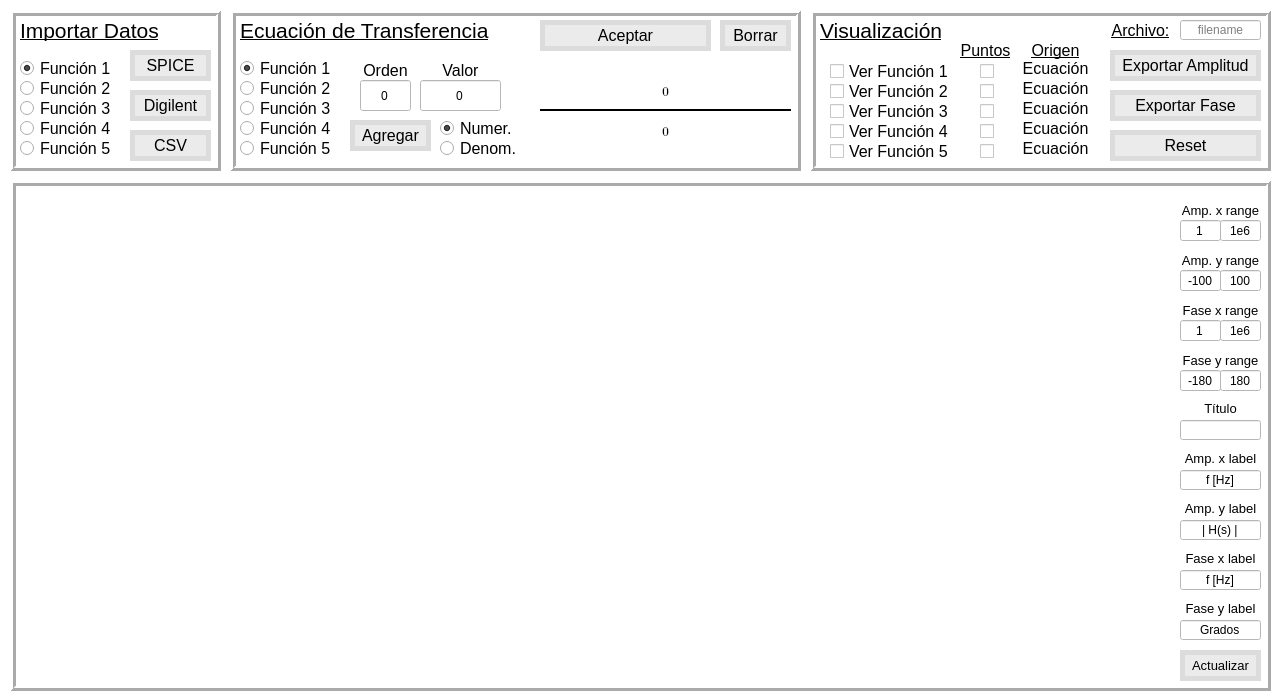
pabgonzalez/Plot_Tool, file ui/mainwindow.ui: the form before one commit.
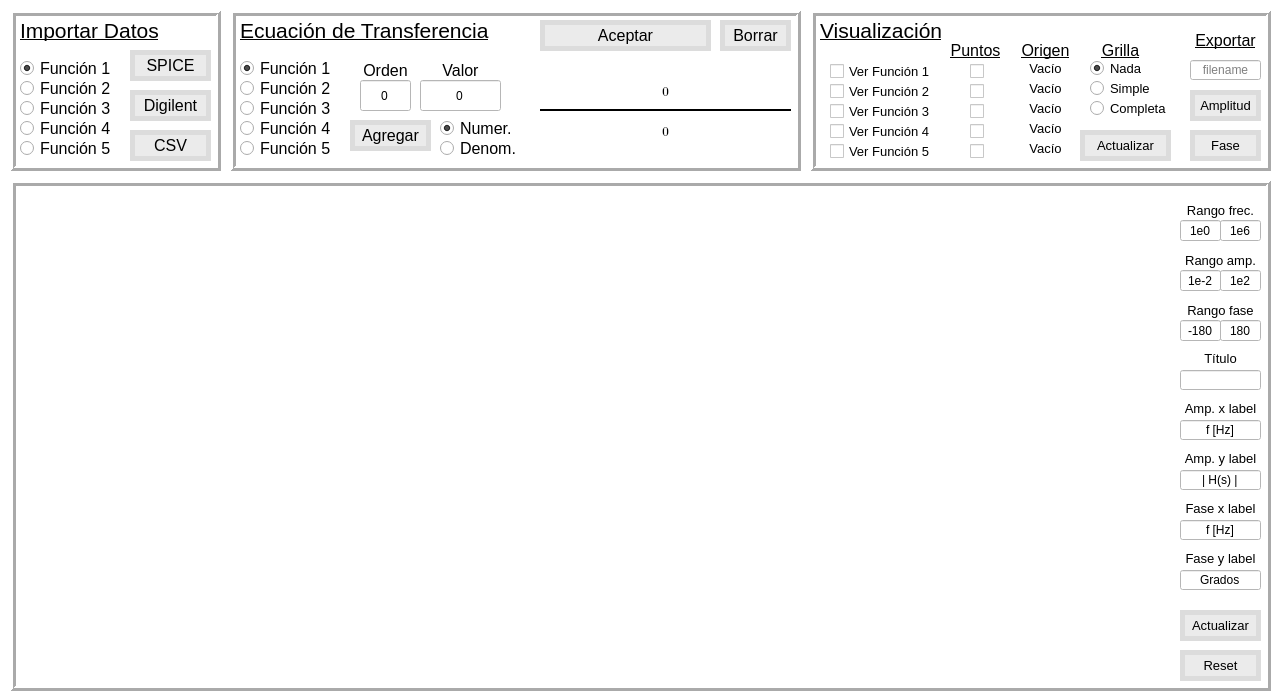
The form after the commit.

The edit to the form file:
```diff
--- a/ui/mainwindow.ui
+++ b/ui/mainwindow.ui
@@ -834,48 +834,15 @@
     <widget class="QPushButton" name="saveamp">
      <property name="geometry">
       <rect>
-       <x>300</x>
-       <y>40</y>
-       <width>151</width>
-       <height>31</height>
-      </rect>
-     </property>
-     <property name="font">
-      <font>
-       <pointsize>12</pointsize>
-      </font>
-     </property>
-     <property name="styleSheet">
-      <string notr="true">background-color: rgb(235, 235, 235);
- border-style: solid;
- border-width:5px;
- border-color: rgb(220, 220, 220);</string>
-     </property>
-     <property name="text">
-      <string>Exportar Amplitud</string>
-     </property>
-     <property name="autoDefault">
-      <bool>false</bool>
-     </property>
-     <property name="default">
-      <bool>false</bool>
-     </property>
-     <property name="flat">
-      <bool>false</bool>
-     </property>
-    </widget>
-    <widget class="QPushButton" name="savephase">
-     <property name="geometry">
-      <rect>
-       <x>300</x>
+       <x>380</x>
        <y>80</y>
-       <width>151</width>
+       <width>71</width>
        <height>31</height>
       </rect>
      </property>
      <property name="font">
       <font>
-       <pointsize>12</pointsize>
+       <pointsize>10</pointsize>
       </font>
      </property>
      <property name="styleSheet">
@@ -885,7 +852,40 @@
  border-color: rgb(220, 220, 220);</string>
      </property>
      <property name="text">
-      <string>Exportar Fase</string>
+      <string>Amplitud</string>
+     </property>
+     <property name="autoDefault">
+      <bool>false</bool>
+     </property>
+     <property name="default">
+      <bool>false</bool>
+     </property>
+     <property name="flat">
+      <bool>false</bool>
+     </property>
+    </widget>
+    <widget class="QPushButton" name="savephase">
+     <property name="geometry">
+      <rect>
+       <x>380</x>
+       <y>120</y>
+       <width>71</width>
+       <height>31</height>
+      </rect>
+     </property>
+     <property name="font">
+      <font>
+       <pointsize>10</pointsize>
+      </font>
+     </property>
+     <property name="styleSheet">
+      <string notr="true">background-color: rgb(235, 235, 235);
+ border-style: solid;
+ border-width:5px;
+ border-color: rgb(220, 220, 220);</string>
+     </property>
+     <property name="text">
+      <string>Fase</string>
      </property>
      <property name="autoDefault">
       <bool>false</bool>
@@ -900,9 +900,9 @@
     <widget class="QLabel" name="exportlabel">
      <property name="geometry">
       <rect>
-       <x>300</x>
-       <y>10</y>
-       <width>61</width>
+       <x>380</x>
+       <y>20</y>
+       <width>71</width>
        <height>21</height>
       </rect>
      </property>
@@ -913,7 +913,7 @@
       </font>
      </property>
      <property name="text">
-      <string>Archivo:</string>
+      <string>Exportar</string>
      </property>
      <property name="alignment">
       <set>Qt::AlignCenter</set>
@@ -930,7 +930,7 @@
      </property>
      <property name="font">
       <font>
-       <pointsize>12</pointsize>
+       <pointsize>10</pointsize>
       </font>
      </property>
      <property name="text">
@@ -948,7 +948,7 @@
      </property>
      <property name="font">
       <font>
-       <pointsize>12</pointsize>
+       <pointsize>10</pointsize>
       </font>
      </property>
      <property name="text">
@@ -966,7 +966,7 @@
      </property>
      <property name="font">
       <font>
-       <pointsize>12</pointsize>
+       <pointsize>10</pointsize>
       </font>
      </property>
      <property name="text">
@@ -984,7 +984,7 @@
      </property>
      <property name="font">
       <font>
-       <pointsize>12</pointsize>
+       <pointsize>10</pointsize>
       </font>
      </property>
      <property name="text">
@@ -1002,7 +1002,7 @@
      </property>
      <property name="font">
       <font>
-       <pointsize>12</pointsize>
+       <pointsize>10</pointsize>
       </font>
      </property>
      <property name="text">
@@ -1012,7 +1012,7 @@
     <widget class="QLabel" name="pointslabel">
      <property name="geometry">
       <rect>
-       <x>150</x>
+       <x>140</x>
        <y>30</y>
        <width>51</width>
        <height>21</height>
@@ -1034,7 +1034,7 @@
     <widget class="QCheckBox" name="checkp1">
      <property name="geometry">
       <rect>
-       <x>170</x>
+       <x>160</x>
        <y>50</y>
        <width>16</width>
        <height>23</height>
@@ -1052,7 +1052,7 @@
     <widget class="QCheckBox" name="checkp2">
      <property name="geometry">
       <rect>
-       <x>170</x>
+       <x>160</x>
        <y>70</y>
        <width>16</width>
        <height>23</height>
@@ -1070,7 +1070,7 @@
     <widget class="QCheckBox" name="checkp3">
      <property name="geometry">
       <rect>
-       <x>170</x>
+       <x>160</x>
        <y>90</y>
        <width>16</width>
        <height>23</height>
@@ -1088,7 +1088,7 @@
     <widget class="QCheckBox" name="checkp4">
      <property name="geometry">
       <rect>
-       <x>170</x>
+       <x>160</x>
        <y>110</y>
        <width>16</width>
        <height>23</height>
@@ -1106,7 +1106,7 @@
     <widget class="QCheckBox" name="checkp5">
      <property name="geometry">
       <rect>
-       <x>170</x>
+       <x>160</x>
        <y>130</y>
        <width>16</width>
        <height>23</height>
@@ -1124,7 +1124,7 @@
     <widget class="QLabel" name="originlabel">
      <property name="geometry">
       <rect>
-       <x>210</x>
+       <x>200</x>
        <y>30</y>
        <width>71</width>
        <height>21</height>
@@ -1146,7 +1146,7 @@
     <widget class="QLabel" name="origin1">
      <property name="geometry">
       <rect>
-       <x>210</x>
+       <x>200</x>
        <y>50</y>
        <width>71</width>
        <height>16</height>
@@ -1154,11 +1154,11 @@
      </property>
      <property name="font">
       <font>
-       <pointsize>12</pointsize>
+       <pointsize>10</pointsize>
       </font>
      </property>
      <property name="text">
-      <string>Ecuación</string>
+      <string>Vacío</string>
      </property>
      <property name="alignment">
       <set>Qt::AlignCenter</set>
@@ -1167,7 +1167,7 @@
     <widget class="QLabel" name="origin2">
      <property name="geometry">
       <rect>
-       <x>210</x>
+       <x>200</x>
        <y>70</y>
        <width>71</width>
        <height>16</height>
@@ -1175,11 +1175,11 @@
      </property>
      <property name="font">
       <font>
-       <pointsize>12</pointsize>
+       <pointsize>10</pointsize>
       </font>
      </property>
      <property name="text">
-      <string>Ecuación</string>
+      <string>Vacío</string>
      </property>
      <property name="alignment">
       <set>Qt::AlignCenter</set>
@@ -1188,7 +1188,7 @@
     <widget class="QLabel" name="origin3">
      <property name="geometry">
       <rect>
-       <x>210</x>
+       <x>200</x>
        <y>90</y>
        <width>71</width>
        <height>16</height>
@@ -1196,11 +1196,11 @@
      </property>
      <property name="font">
       <font>
-       <pointsize>12</pointsize>
+       <pointsize>10</pointsize>
       </font>
      </property>
      <property name="text">
-      <string>Ecuación</string>
+      <string>Vacío</string>
      </property>
      <property name="alignment">
       <set>Qt::AlignCenter</set>
@@ -1209,7 +1209,7 @@
     <widget class="QLabel" name="origin4">
      <property name="geometry">
       <rect>
-       <x>210</x>
+       <x>200</x>
        <y>110</y>
        <width>71</width>
        <height>16</height>
@@ -1217,11 +1217,11 @@
      </property>
      <property name="font">
       <font>
-       <pointsize>12</pointsize>
+       <pointsize>10</pointsize>
       </font>
      </property>
      <property name="text">
-      <string>Ecuación</string>
+      <string>Vacío</string>
      </property>
      <property name="alignment">
       <set>Qt::AlignCenter</set>
@@ -1230,7 +1230,7 @@
     <widget class="QLabel" name="origin5">
      <property name="geometry">
       <rect>
-       <x>210</x>
+       <x>200</x>
        <y>130</y>
        <width>71</width>
        <height>16</height>
@@ -1238,11 +1238,11 @@
      </property>
      <property name="font">
       <font>
-       <pointsize>12</pointsize>
+       <pointsize>10</pointsize>
       </font>
      </property>
      <property name="text">
-      <string>Ecuación</string>
+      <string>Vacío</string>
      </property>
      <property name="alignment">
       <set>Qt::AlignCenter</set>
@@ -1251,9 +1251,9 @@
     <widget class="QLineEdit" name="filenameedit">
      <property name="geometry">
       <rect>
-       <x>370</x>
-       <y>10</y>
-       <width>81</width>
+       <x>380</x>
+       <y>50</y>
+       <width>71</width>
        <height>20</height>
       </rect>
      </property>
@@ -1270,18 +1270,100 @@
       <string>filename</string>
      </property>
     </widget>
-    <widget class="QPushButton" name="resetview">
+    <widget class="QRadioButton" name="nogrid">
      <property name="geometry">
       <rect>
-       <x>300</x>
+       <x>280</x>
+       <y>50</y>
+       <width>81</width>
+       <height>17</height>
+      </rect>
+     </property>
+     <property name="font">
+      <font>
+       <pointsize>10</pointsize>
+      </font>
+     </property>
+     <property name="text">
+      <string>Nada</string>
+     </property>
+     <property name="checked">
+      <bool>true</bool>
+     </property>
+    </widget>
+    <widget class="QRadioButton" name="simplegrid">
+     <property name="geometry">
+      <rect>
+       <x>280</x>
+       <y>70</y>
+       <width>81</width>
+       <height>17</height>
+      </rect>
+     </property>
+     <property name="font">
+      <font>
+       <pointsize>10</pointsize>
+      </font>
+     </property>
+     <property name="text">
+      <string>Simple</string>
+     </property>
+     <property name="checked">
+      <bool>false</bool>
+     </property>
+    </widget>
+    <widget class="QRadioButton" name="fullgrid">
+     <property name="geometry">
+      <rect>
+       <x>280</x>
+       <y>90</y>
+       <width>81</width>
+       <height>17</height>
+      </rect>
+     </property>
+     <property name="font">
+      <font>
+       <pointsize>10</pointsize>
+      </font>
+     </property>
+     <property name="text">
+      <string>Completa</string>
+     </property>
+    </widget>
+    <widget class="QLabel" name="originlabel_2">
+     <property name="geometry">
+      <rect>
+       <x>290</x>
+       <y>30</y>
+       <width>41</width>
+       <height>21</height>
+      </rect>
+     </property>
+     <property name="font">
+      <font>
+       <pointsize>12</pointsize>
+       <underline>true</underline>
+      </font>
+     </property>
+     <property name="text">
+      <string>Grilla</string>
+     </property>
+     <property name="alignment">
+      <set>Qt::AlignCenter</set>
+     </property>
+    </widget>
+    <widget class="QPushButton" name="updatebtn1">
+     <property name="geometry">
+      <rect>
+       <x>270</x>
        <y>120</y>
-       <width>151</width>
+       <width>91</width>
        <height>31</height>
       </rect>
      </property>
      <property name="font">
       <font>
-       <pointsize>12</pointsize>
+       <pointsize>10</pointsize>
       </font>
      </property>
      <property name="styleSheet">
@@ -1291,7 +1373,7 @@
  border-color: rgb(220, 220, 220);</string>
      </property>
      <property name="text">
-      <string>Reset</string>
+      <string>Actualizar</string>
      </property>
      <property name="autoDefault">
       <bool>false</bool>
@@ -1378,7 +1460,7 @@
        </font>
       </property>
       <property name="text">
-       <string>Amp. x range</string>
+       <string>Rango frec.</string>
       </property>
       <property name="alignment">
        <set>Qt::AlignCenter</set>
@@ -1397,7 +1479,7 @@
        <set>Qt::ImhFormattedNumbersOnly</set>
       </property>
       <property name="text">
-       <string>1</string>
+       <string>1e0</string>
       </property>
       <property name="alignment">
        <set>Qt::AlignCenter</set>
@@ -1407,7 +1489,7 @@
       <property name="geometry">
        <rect>
         <x>10</x>
-        <y>330</y>
+        <y>280</y>
         <width>81</width>
         <height>20</height>
        </rect>
@@ -1423,7 +1505,7 @@
       <property name="geometry">
        <rect>
         <x>10</x>
-        <y>280</y>
+        <y>230</y>
         <width>81</width>
         <height>20</height>
        </rect>
@@ -1439,7 +1521,7 @@
       <property name="geometry">
        <rect>
         <x>10</x>
-        <y>358</y>
+        <y>308</y>
         <width>81</width>
         <height>20</height>
        </rect>
@@ -1457,30 +1539,11 @@
        <set>Qt::AlignCenter</set>
       </property>
      </widget>
-     <widget class="QLineEdit" name="fxmin">
-      <property name="geometry">
-       <rect>
-        <x>10</x>
-        <y>130</y>
-        <width>41</width>
-        <height>21</height>
-       </rect>
-      </property>
-      <property name="inputMethodHints">
-       <set>Qt::ImhFormattedNumbersOnly</set>
-      </property>
-      <property name="text">
-       <string>1</string>
-      </property>
-      <property name="alignment">
-       <set>Qt::AlignCenter</set>
-      </property>
-     </widget>
      <widget class="QLabel" name="aylabel">
       <property name="geometry">
        <rect>
         <x>10</x>
-        <y>308</y>
+        <y>258</y>
         <width>81</width>
         <height>20</height>
        </rect>
@@ -1498,28 +1561,6 @@
        <set>Qt::AlignCenter</set>
       </property>
      </widget>
-     <widget class="QLabel" name="fxrangelabel">
-      <property name="geometry">
-       <rect>
-        <x>10</x>
-        <y>110</y>
-        <width>81</width>
-        <height>20</height>
-       </rect>
-      </property>
-      <property name="font">
-       <font>
-        <pointsize>10</pointsize>
-        <underline>false</underline>
-       </font>
-      </property>
-      <property name="text">
-       <string>Fase x range</string>
-      </property>
-      <property name="alignment">
-       <set>Qt::AlignCenter</set>
-      </property>
-     </widget>
      <widget class="QLineEdit" name="aymax">
       <property name="geometry">
        <rect>
@@ -1533,7 +1574,7 @@
        <set>Qt::ImhFormattedNumbersOnly</set>
       </property>
       <property name="text">
-       <string>100</string>
+       <string>1e2</string>
       </property>
       <property name="alignment">
        <set>Qt::AlignCenter</set>
@@ -1555,7 +1596,7 @@
        </font>
       </property>
       <property name="text">
-       <string>Amp. y range</string>
+       <string>Rango amp.</string>
       </property>
       <property name="alignment">
        <set>Qt::AlignCenter</set>
@@ -1565,7 +1606,7 @@
       <property name="geometry">
        <rect>
         <x>10</x>
-        <y>160</y>
+        <y>110</y>
         <width>81</width>
         <height>20</height>
        </rect>
@@ -1577,7 +1618,7 @@
        </font>
       </property>
       <property name="text">
-       <string>Fase y range</string>
+       <string>Rango fase</string>
       </property>
       <property name="alignment">
        <set>Qt::AlignCenter</set>
@@ -1587,7 +1628,7 @@
       <property name="geometry">
        <rect>
         <x>50</x>
-        <y>180</y>
+        <y>130</y>
         <width>41</width>
         <height>21</height>
        </rect>
@@ -1606,7 +1647,7 @@
       <property name="geometry">
        <rect>
         <x>10</x>
-        <y>258</y>
+        <y>208</y>
         <width>81</width>
         <height>20</height>
        </rect>
@@ -1647,7 +1688,7 @@
       <property name="geometry">
        <rect>
         <x>10</x>
-        <y>430</y>
+        <y>380</y>
         <width>81</width>
         <height>20</height>
        </rect>
@@ -1659,30 +1700,11 @@
        <set>Qt::AlignCenter</set>
       </property>
      </widget>
-     <widget class="QLineEdit" name="fxmax">
-      <property name="geometry">
-       <rect>
-        <x>50</x>
-        <y>130</y>
-        <width>41</width>
-        <height>21</height>
-       </rect>
-      </property>
-      <property name="inputMethodHints">
-       <set>Qt::ImhFormattedNumbersOnly</set>
-      </property>
-      <property name="text">
-       <string>1e6</string>
-      </property>
-      <property name="alignment">
-       <set>Qt::AlignCenter</set>
-      </property>
-     </widget>
      <widget class="QLineEdit" name="editfxlabel">
       <property name="geometry">
        <rect>
         <x>10</x>
-        <y>380</y>
+        <y>330</y>
         <width>81</width>
         <height>20</height>
        </rect>
@@ -1698,7 +1720,7 @@
       <property name="geometry">
        <rect>
         <x>10</x>
-        <y>180</y>
+        <y>130</y>
         <width>41</width>
         <height>21</height>
        </rect>
@@ -1726,7 +1748,7 @@
        <set>Qt::ImhFormattedNumbersOnly</set>
       </property>
       <property name="text">
-       <string>-100</string>
+       <string>1e-2</string>
       </property>
       <property name="alignment">
        <set>Qt::AlignCenter</set>
@@ -1736,7 +1758,7 @@
       <property name="geometry">
        <rect>
         <x>10</x>
-        <y>408</y>
+        <y>358</y>
         <width>81</width>
         <height>20</height>
        </rect>
@@ -1758,7 +1780,7 @@
       <property name="geometry">
        <rect>
         <x>10</x>
-        <y>208</y>
+        <y>158</y>
         <width>81</width>
         <height>20</height>
        </rect>
@@ -1780,7 +1802,7 @@
       <property name="geometry">
        <rect>
         <x>10</x>
-        <y>230</y>
+        <y>180</y>
         <width>81</width>
         <height>20</height>
        </rect>
@@ -1796,7 +1818,7 @@
       <property name="geometry">
        <rect>
         <x>10</x>
-        <y>460</y>
+        <y>420</y>
         <width>81</width>
         <height>31</height>
        </rect>
@@ -1825,6 +1847,39 @@
        <bool>false</bool>
       </property>
      </widget>
+     <widget class="QPushButton" name="resetview">
+      <property name="geometry">
+       <rect>
+        <x>10</x>
+        <y>460</y>
+        <width>81</width>
+        <height>31</height>
+       </rect>
+      </property>
+      <property name="font">
+       <font>
+        <pointsize>10</pointsize>
+       </font>
+      </property>
+      <property name="styleSheet">
+       <string notr="true">background-color: rgb(235, 235, 235);
+ border-style: solid;
+ border-width:5px;
+ border-color: rgb(220, 220, 220);</string>
+      </property>
+      <property name="text">
+       <string>Reset</string>
+      </property>
+      <property name="autoDefault">
+       <bool>false</bool>
+      </property>
+      <property name="default">
+       <bool>false</bool>
+      </property>
+      <property name="flat">
+       <bool>false</bool>
+      </property>
+     </widget>
     </widget>
    </widget>
    <zorder>frametransfer</zorder>
```
Left out of the diff: 8 changed lines with no effect on the pictures.
